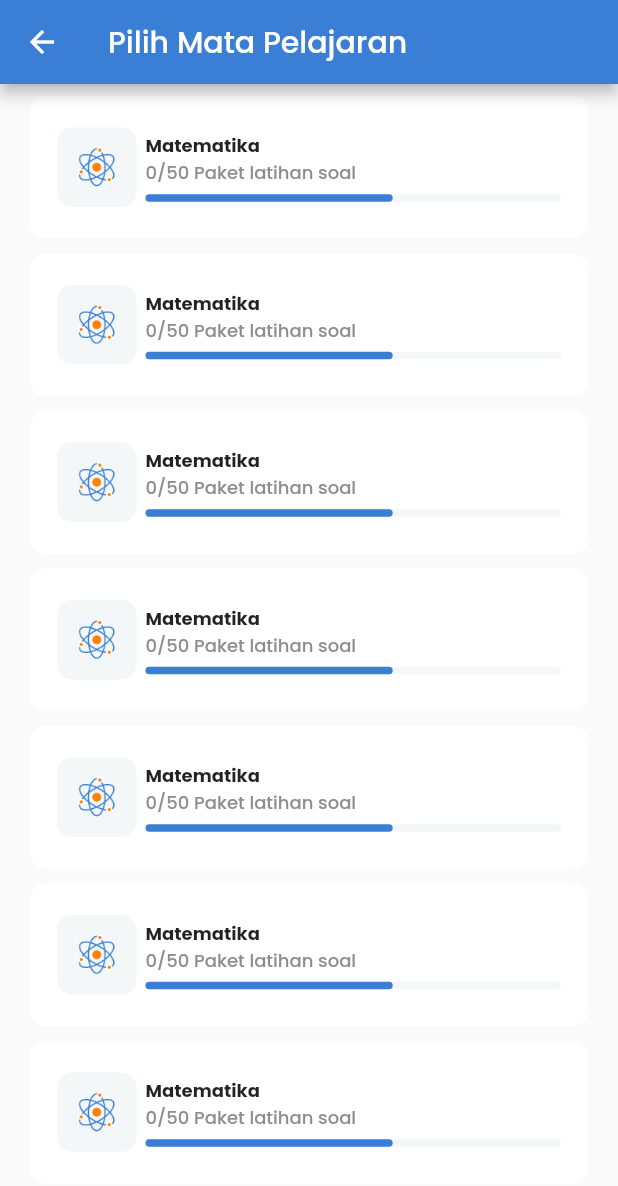
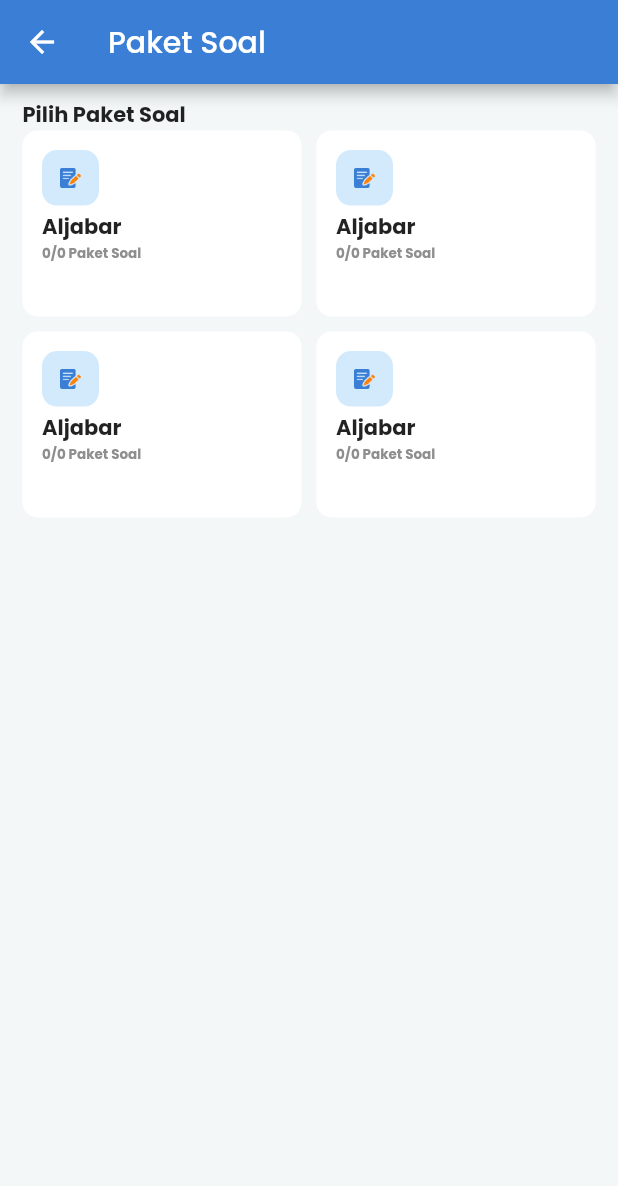
Before and after one commit to hamamulwidya/edspert-latsol, a Flutter app: the MapelPage screen opened by its route, after a tap on "Matematika", on a phone screen of 412 x 824 dp. Shown: the top 1186 px of the screen. Run offline on Flutter 3.47's test engine with Material 2 defaults, Android fonts, the phone set to English and light mode, and no system bars; our stand-ins replace google_fonts.

Commit message:
paket soal page

```diff
--- a/lib/constants/R/assets.dart
+++ b/lib/constants/R/assets.dart
@@ -10,4 +10,5 @@ class Assets {
   String imgHome = "assets/img_home.png";
   String icAtom = "assets/ic_atom.png";
   String banneHome = "assets/img_banner.png";
+  String icNote = "assets/ic_note.png";
 }
--- a/lib/main.dart
+++ b/lib/main.dart
@@ -2,6 +2,7 @@
 import 'package:git_project/constants/r.dart';
 import 'package:git_project/view/login_page.dart';
 import 'package:git_project/view/main/latihan_soal/mapel_page.dart';
+import 'package:git_project/view/main/latihan_soal/paket_soal_page.dart';
 import 'package:git_project/view/main_page.dart';
 import 'package:git_project/view/register_page.dart';
 import 'package:git_project/view/splash_screen.dart';
@@ -43,6 +44,7 @@
         RegisterPage.route: (context) => const RegisterPage(),
         MainPage.route: (context) => const MainPage(),
         MapelPage.route: (context) => const MapelPage(),
+        PakeSoalPage.route: (context) => const PakeSoalPage(),
       },
     );
   }
--- a/lib/view/main/latihan_soal/mapel_page.dart
+++ b/lib/view/main/latihan_soal/mapel_page.dart
@@ -1,5 +1,6 @@
 import 'package:flutter/material.dart';
 import 'package:git_project/view/main/latihan_soal/home_page.dart';
+import 'package:git_project/view/main/latihan_soal/paket_soal_page.dart';
 
 class MapelPage extends StatelessWidget {
   const MapelPage({Key? key}) : super(key: key);
@@ -17,7 +18,11 @@ class MapelPage extends StatelessWidget {
           horizontal: 20,
         ),
         child: ListView.builder(itemBuilder: (context, index) {
-          return GestureDetector(onTap: () {}, child: MapelWidget());
+          return GestureDetector(
+              onTap: () {
+                Navigator.of(context).pushNamed(PakeSoalPage.route);
+              },
+              child: MapelWidget());
         }),
       ),
     );
--- /dev/null
+++ b/lib/view/main/latihan_soal/paket_soal_page.dart
@@ -0,0 +1,95 @@
+import 'package:flutter/material.dart';
+import 'package:git_project/constants/r.dart';
+
+class PakeSoalPage extends StatefulWidget {
+  const PakeSoalPage({Key? key}) : super(key: key);
+  static String route = "paket_soal_page";
+  @override
+  State<PakeSoalPage> createState() => _PakeSoalPageState();
+}
+
+class _PakeSoalPageState extends State<PakeSoalPage> {
+  @override
+  Widget build(BuildContext context) {
+    return Scaffold(
+      backgroundColor: R.colors.grey,
+      appBar: AppBar(
+        title: Text("Paket Soal"),
+      ),
+      body: Padding(
+        padding: const EdgeInsets.symmetric(horizontal: 15.0, vertical: 10),
+        child: Column(
+          crossAxisAlignment: CrossAxisAlignment.start,
+          children: [
+            Text(
+              "Pilih Paket Soal",
+              style: TextStyle(
+                fontWeight: FontWeight.bold,
+              ),
+            ),
+            Expanded(
+              child: GridView.count(
+                mainAxisSpacing: 10,
+                crossAxisSpacing: 10,
+                crossAxisCount: 2,
+                childAspectRatio: 3/2,
+                children: [
+                  PaketSoalWodget(),
+                  PaketSoalWodget(),
+                  PaketSoalWodget(),
+                  PaketSoalWodget()
+                ],
+              ),
+            ),
+          ],
+        ),
+      ),
+    );
+  }
+}
+
+class PaketSoalWodget extends StatelessWidget {
+  const PaketSoalWodget({
+    Key? key,
+  }) : super(key: key);
+
+  @override
+  Widget build(BuildContext context) {
+    return Container(
+      decoration: BoxDecoration(
+          borderRadius: BorderRadius.circular(10),
+          color: Colors.white),
+      // margin: const EdgeInsets.all(13.0),
+      padding: const EdgeInsets.all(13.0),
+      child: Column(
+        crossAxisAlignment: CrossAxisAlignment.start,
+        children: [
+          Container(
+            decoration: BoxDecoration(
+                borderRadius: BorderRadius.circular(10),
+                color: Colors.blue.withOpacity(0.2)),
+            padding: EdgeInsets.all(12),
+            child: Image.asset(
+              R.assets.icNote,
+              width: 14,
+            ),
+          ),
+          SizedBox(height: 4),
+          Text(
+            "Aljabar",
+            style: TextStyle(
+              fontWeight: FontWeight.bold,
+            ),
+          ),
+          Text(
+            "0/0 Paket Soal",
+            style: TextStyle(
+                fontWeight: FontWeight.bold,
+                fontSize: 9,
+                color: R.colors.greySubtitleHome),
+          ),
+        ],
+      ),
+    );
+  }
+}
```
Also changed, not shown: assets/ic_profile.png (added).
